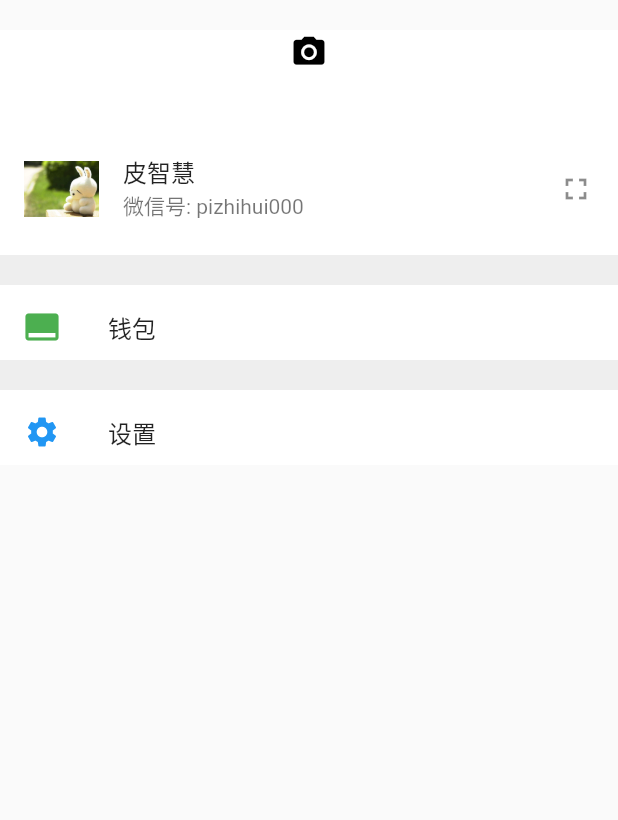
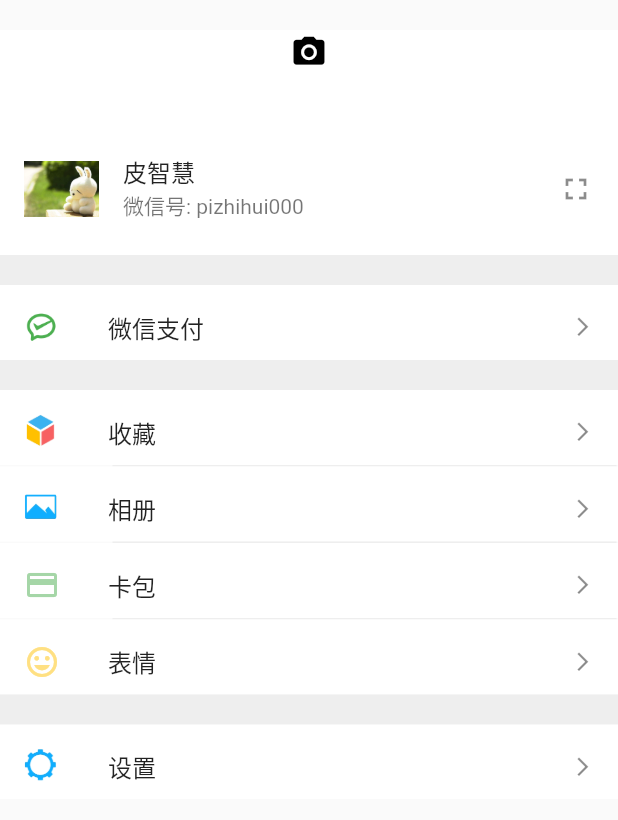
Before and after one commit to geekfoxer/mechat_app, a Flutter app: the MeScreen screen opened directly, on a phone screen of 412 x 824 dp. Shown: the top 820 px of the screen. Run offline on Flutter 3.47's test engine with Material 2 defaults, Android fonts, the phone set to English and light mode, and no system bars.

Commit message:
我的页面开发

```diff
--- a/lib/screens/me.dart
+++ b/lib/screens/me.dart
@@ -10,7 +10,14 @@ class MeScreen extends StatelessWidget {
         children: <Widget>[
           camera,
           meInfo,
-          wallet,
+          weChatPay,
+          favritoes,
+          divider,
+          myPosts,
+          divider,
+          cards,
+          divider,
+          stickers,
           setting
         ],
       ),
@@ -43,22 +50,90 @@ class MeScreen extends StatelessWidget {
     ),
   );
 
-
-  var wallet = Container(
+  var weChatPay = Container(
     color: Colors.grey[200],
     padding: EdgeInsets.only(top: 20.0),
     child: Container(
       color: Colors.white,
       height: 50.0,
       child: ListTile(
-        leading: new Icon(Icons.call_to_action, color: Colors.green),
-        title: Text('钱包'),
+        leading: Image.asset('assets/images/wechat-pay-line.png', color: Colors.green, width: 23.0, height: 23.0,),
+        title: Text('微信支付'),
+        trailing: Icon(Icons.arrow_forward_ios, size: 15,),
         onTap: () {
           print('点击钱包 跳转到钱包页面');
         },
       ),
     ),
   );
+
+
+  var favritoes = Container(
+    color: Colors.grey[200],
+    padding: EdgeInsets.only(top: 20.0),
+    child: Container(
+      color: Colors.white,
+      height: 50.0,
+      child: ListTile(
+        leading: Image.asset('assets/images/ic_collections.png', width: 22.0, height: 22.0,),
+        title: Text('收藏'),
+        trailing: Icon(Icons.arrow_forward_ios, size: 15),
+      ),
+    ),
+  );
+
+  var myPosts = Container(
+//    decoration: BoxDecoration(
+//        color: Colors.grey[300],
+//        border: Border(top: BorderSide(width: 1, color: Colors.grey[200]))
+//    ),
+    child: Container(
+      color: Colors.white,
+      height: 50.0,
+      child: ListTile(
+        leading: Image.asset('assets/images/ic_album.png', width: 22.0, height: 22.0,),
+        title: Text('相册'),
+        trailing: Icon(Icons.arrow_forward_ios, size: 15,),
+      ),
+    ),
+  );
+
+  var cards = Container(
+//    decoration: UnderlineTabIndicator(
+//      borderSide: BorderSide(width: 10, color: Colors.grey[200]),
+//      insets: EdgeInsets.only(left: 1.0)
+//    ),
+    child: Container(
+      color: Colors.white,
+      height: 50.0,
+      child: ListTile(
+        leading: Icon(Icons.credit_card, color: Colors.green[200],),
+        trailing: Icon(Icons.arrow_forward_ios, size: 15,),
+        title: Text('卡包'),
+      ),
+    ),
+  );
+
+
+  var stickers = Container(
+//    decoration: BoxDecoration(
+//      color: Colors.grey[300],
+//      border: Border(top: BorderSide(width: 1, color: Colors.grey[200]))
+//    ),
+    child: Container(
+      color: Colors.white,
+      height: 50.0,
+      child: ListTile(
+        leading: new Icon(Icons.tag_faces, color: Colors.amber[200]),
+        trailing: Icon(Icons.arrow_forward_ios, size: 15,),
+        title: Text('表情'),
+        onTap: () {
+          print('点击钱包 跳转到钱包页面');
+        },
+      ),
+    ),
+  );
+
 
   var setting = Container(
     color: Colors.grey[200],
@@ -67,12 +142,28 @@ class MeScreen extends StatelessWidget {
       color: Colors.white,
       height: 50.0,
       child: ListTile(
-        leading: Icon(Icons.settings, color: Colors.blue,),
+        leading: Image.asset('assets/images/ic_settings.png', width: 22.0, height: 22.0,),
         title: Text('设置'),
+        trailing: Icon(Icons.arrow_forward_ios, size: 15,),
         onTap: () {
           print('设置....');
         },
       ),
     ),
   );
+
+
+  var divider = Container(
+    child: new SizedBox(
+      height: 1.0,
+      child: new Center(
+        child: new Container(
+          margin: new EdgeInsetsDirectional.only(start: 75.0, end: 1.0),
+          height: 1.0,
+          color: Colors.grey[200],
+        ),
+      ),
+    ),
+  );
+
 }
--- a/pubspec.yaml
+++ b/pubspec.yaml
@@ -32,6 +32,10 @@ flutter:
     - assets/icon/tabbar_me@3x.png
     - assets/icon/tabbar_meHL@3x.png
     - assets/images/pi.jpg
+    - assets/images/ic_collections.png
+    - assets/images/ic_settings.png
+    - assets/images/wechat-pay-line.png
+    - assets/images/ic_album.png
 
 flutter_icons:
   ios: true
```
Also changed, not shown: assets/images/ic_album.png (added), assets/images/ic_collections.png (added), assets/images/ic_settings.png (added), assets/images/wechat-pay-line.png (added).
